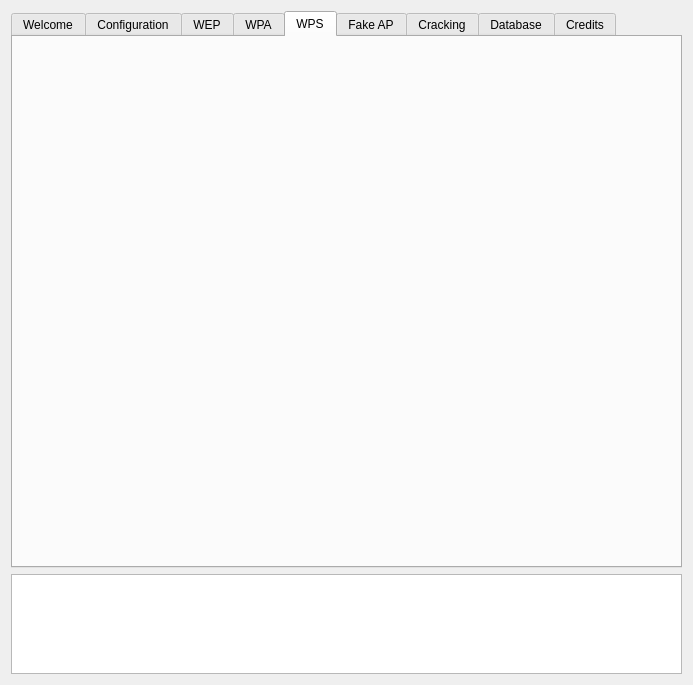
This is gerix.ui in 5l1v3r1/gerix-wifi-cracker as Qt 5 draws it before an edit. The edited form follows.
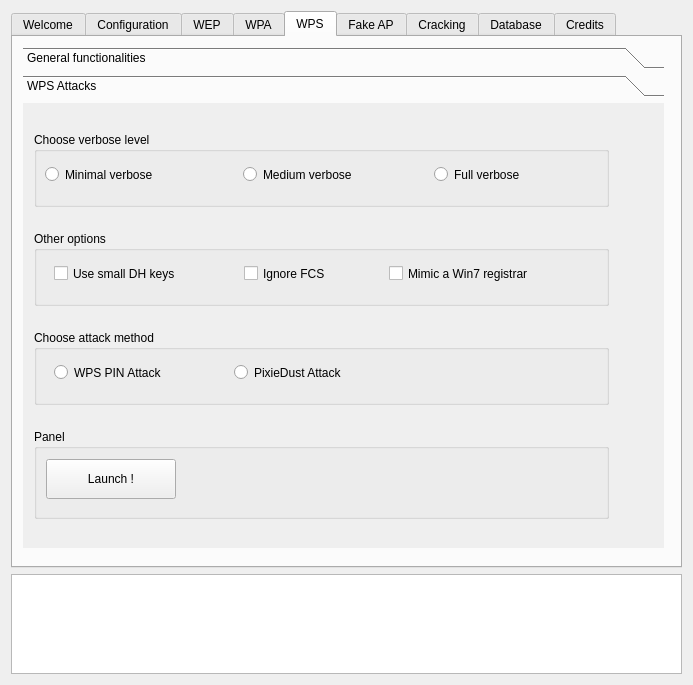
This is the edited form. The open tabs and pages were chosen to show the change.

Commit message: Continue on WPS attacks tabs

What changed in the file:
```diff
--- a/gerix.ui
+++ b/gerix.ui
@@ -10,6 +10,12 @@
     <height>685</height>
    </rect>
   </property>
+  <property name="sizePolicy">
+   <sizepolicy hsizetype="Fixed" vsizetype="Fixed">
+    <horstretch>0</horstretch>
+    <verstretch>0</verstretch>
+   </sizepolicy>
+  </property>
   <property name="windowTitle">
    <string>gerix wifi cracker v3</string>
   </property>
@@ -1004,6 +1010,340 @@
        <attribute name="title">
         <string>WPS</string>
        </attribute>
+       <widget class="QToolBox" name="toolBox4_3">
+        <property name="geometry">
+         <rect>
+          <x>10</x>
+          <y>10</y>
+          <width>641</width>
+          <height>501</height>
+         </rect>
+        </property>
+        <property name="currentIndex">
+         <number>0</number>
+        </property>
+        <widget class="QWidget" name="page2_2">
+         <property name="geometry">
+          <rect>
+           <x>0</x>
+           <y>0</y>
+           <width>641</width>
+           <height>435</height>
+          </rect>
+         </property>
+         <attribute name="label">
+          <string>General functionalities</string>
+         </attribute>
+         <layout class="QVBoxLayout" name="_2">
+          <item>
+           <widget class="QGroupBox" name="buttonGroup2_2_3">
+            <property name="title">
+             <string>Tests</string>
+            </property>
+            <layout class="QVBoxLayout" name="_4">
+             <item>
+              <widget class="QPushButton" name="button_wpa_test_inj_2">
+               <property name="text">
+                <string>Performs a test of injection AP</string>
+               </property>
+              </widget>
+             </item>
+            </layout>
+           </widget>
+          </item>
+          <item>
+           <spacer name="spacer22_3_3">
+            <property name="orientation">
+             <enum>Qt::Vertical</enum>
+            </property>
+            <property name="sizeType">
+             <enum>QSizePolicy::Expanding</enum>
+            </property>
+            <property name="sizeHint" stdset="0">
+             <size>
+              <width>41</width>
+              <height>140</height>
+             </size>
+            </property>
+           </spacer>
+          </item>
+         </layout>
+        </widget>
+        <widget class="QWidget" name="page_2">
+         <property name="geometry">
+          <rect>
+           <x>0</x>
+           <y>0</y>
+           <width>641</width>
+           <height>435</height>
+          </rect>
+         </property>
+         <attribute name="label">
+          <string>WPS Attacks</string>
+         </attribute>
+         <layout class="QVBoxLayout" name="_5">
+          <item>
+           <widget class="QGroupBox" name="groupBox4_3">
+            <property name="sizePolicy">
+             <sizepolicy hsizetype="Fixed" vsizetype="Fixed">
+              <horstretch>200</horstretch>
+              <verstretch>100</verstretch>
+             </sizepolicy>
+            </property>
+            <property name="minimumSize">
+             <size>
+              <width>575</width>
+              <height>75</height>
+             </size>
+            </property>
+            <property name="sizeIncrement">
+             <size>
+              <width>200</width>
+              <height>200</height>
+             </size>
+            </property>
+            <property name="baseSize">
+             <size>
+              <width>200</width>
+              <height>200</height>
+             </size>
+            </property>
+            <property name="title">
+             <string>Choose verbose level</string>
+            </property>
+            <widget class="QRadioButton" name="radioButton">
+             <property name="geometry">
+              <rect>
+               <x>11</x>
+               <y>30</y>
+               <width>155</width>
+               <height>25</height>
+              </rect>
+             </property>
+             <property name="sizePolicy">
+              <sizepolicy hsizetype="Fixed" vsizetype="Fixed">
+               <horstretch>0</horstretch>
+               <verstretch>0</verstretch>
+              </sizepolicy>
+             </property>
+             <property name="text">
+              <string>Minimal verbose</string>
+             </property>
+            </widget>
+            <widget class="QRadioButton" name="radioButton_2">
+             <property name="geometry">
+              <rect>
+               <x>209</x>
+               <y>30</y>
+               <width>161</width>
+               <height>25</height>
+              </rect>
+             </property>
+             <property name="sizePolicy">
+              <sizepolicy hsizetype="Fixed" vsizetype="Fixed">
+               <horstretch>0</horstretch>
+               <verstretch>0</verstretch>
+              </sizepolicy>
+             </property>
+             <property name="text">
+              <string>Medium verbose</string>
+             </property>
+            </widget>
+            <widget class="QRadioButton" name="radioButton_3">
+             <property name="geometry">
+              <rect>
+               <x>400</x>
+               <y>30</y>
+               <width>130</width>
+               <height>25</height>
+              </rect>
+             </property>
+             <property name="sizePolicy">
+              <sizepolicy hsizetype="Fixed" vsizetype="Fixed">
+               <horstretch>0</horstretch>
+               <verstretch>0</verstretch>
+              </sizepolicy>
+             </property>
+             <property name="text">
+              <string>Full verbose</string>
+             </property>
+            </widget>
+           </widget>
+          </item>
+          <item>
+           <widget class="QGroupBox" name="groupBox4_4">
+            <property name="sizePolicy">
+             <sizepolicy hsizetype="Fixed" vsizetype="Fixed">
+              <horstretch>200</horstretch>
+              <verstretch>100</verstretch>
+             </sizepolicy>
+            </property>
+            <property name="minimumSize">
+             <size>
+              <width>575</width>
+              <height>75</height>
+             </size>
+            </property>
+            <property name="sizeIncrement">
+             <size>
+              <width>200</width>
+              <height>200</height>
+             </size>
+            </property>
+            <property name="baseSize">
+             <size>
+              <width>200</width>
+              <height>200</height>
+             </size>
+            </property>
+            <property name="title">
+             <string>Other options</string>
+            </property>
+            <widget class="QCheckBox" name="checkBox">
+             <property name="geometry">
+              <rect>
+               <x>20</x>
+               <y>30</y>
+               <width>181</width>
+               <height>25</height>
+              </rect>
+             </property>
+             <property name="text">
+              <string>Use small DH keys</string>
+             </property>
+            </widget>
+            <widget class="QCheckBox" name="checkBox_2">
+             <property name="geometry">
+              <rect>
+               <x>210</x>
+               <y>30</y>
+               <width>120</width>
+               <height>25</height>
+              </rect>
+             </property>
+             <property name="text">
+              <string>Ignore FCS</string>
+             </property>
+            </widget>
+            <widget class="QCheckBox" name="checkBox_3">
+             <property name="geometry">
+              <rect>
+               <x>355</x>
+               <y>30</y>
+               <width>211</width>
+               <height>25</height>
+              </rect>
+             </property>
+             <property name="text">
+              <string>Mimic a Win7 registrar</string>
+             </property>
+            </widget>
+           </widget>
+          </item>
+          <item>
+           <widget class="QGroupBox" name="groupBox4_5">
+            <property name="sizePolicy">
+             <sizepolicy hsizetype="Fixed" vsizetype="Fixed">
+              <horstretch>200</horstretch>
+              <verstretch>100</verstretch>
+             </sizepolicy>
+            </property>
+            <property name="minimumSize">
+             <size>
+              <width>575</width>
+              <height>75</height>
+             </size>
+            </property>
+            <property name="sizeIncrement">
+             <size>
+              <width>200</width>
+              <height>200</height>
+             </size>
+            </property>
+            <property name="baseSize">
+             <size>
+              <width>200</width>
+              <height>200</height>
+             </size>
+            </property>
+            <property name="title">
+             <string>Choose attack method</string>
+            </property>
+            <widget class="QRadioButton" name="radioButton_4">
+             <property name="geometry">
+              <rect>
+               <x>20</x>
+               <y>30</y>
+               <width>161</width>
+               <height>25</height>
+              </rect>
+             </property>
+             <property name="text">
+              <string>WPS PIN Attack</string>
+             </property>
+            </widget>
+            <widget class="QRadioButton" name="radioButton_5">
+             <property name="geometry">
+              <rect>
+               <x>200</x>
+               <y>30</y>
+               <width>161</width>
+               <height>25</height>
+              </rect>
+             </property>
+             <property name="text">
+              <string>PixieDust Attack</string>
+             </property>
+            </widget>
+           </widget>
+          </item>
+          <item>
+           <widget class="QGroupBox" name="groupBox4_6">
+            <property name="sizePolicy">
+             <sizepolicy hsizetype="Fixed" vsizetype="Fixed">
+              <horstretch>200</horstretch>
+              <verstretch>100</verstretch>
+             </sizepolicy>
+            </property>
+            <property name="minimumSize">
+             <size>
+              <width>575</width>
+              <height>90</height>
+             </size>
+            </property>
+            <property name="sizeIncrement">
+             <size>
+              <width>200</width>
+              <height>200</height>
+             </size>
+            </property>
+            <property name="baseSize">
+             <size>
+              <width>200</width>
+              <height>200</height>
+             </size>
+            </property>
+            <property name="title">
+             <string>Panel</string>
+            </property>
+            <widget class="QPushButton" name="pushButton_2">
+             <property name="geometry">
+              <rect>
+               <x>12</x>
+               <y>30</y>
+               <width>130</width>
+               <height>40</height>
+              </rect>
+             </property>
+             <property name="text">
+              <string>Launch !</string>
+             </property>
+            </widget>
+           </widget>
+          </item>
+         </layout>
+        </widget>
+       </widget>
       </widget>
       <widget class="QWidget" name="TabPage">
        <attribute name="title">
```
Left out of the diff: 59 changed lines with no effect on the pictures. The commit also changes 2 other files.
